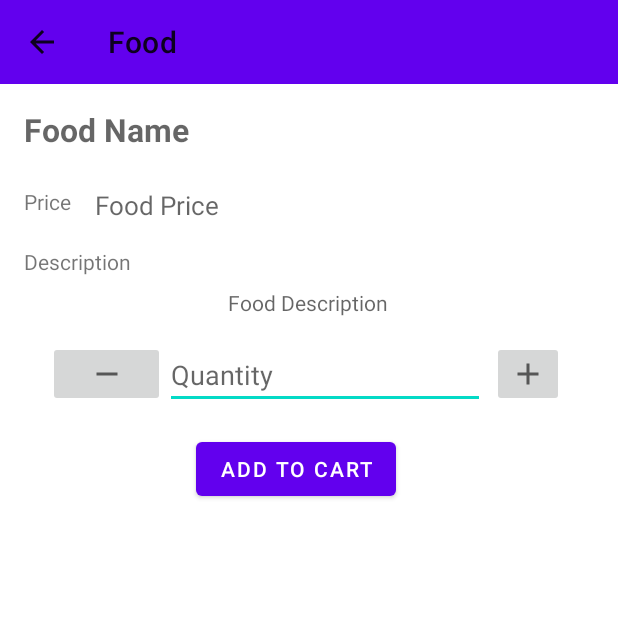
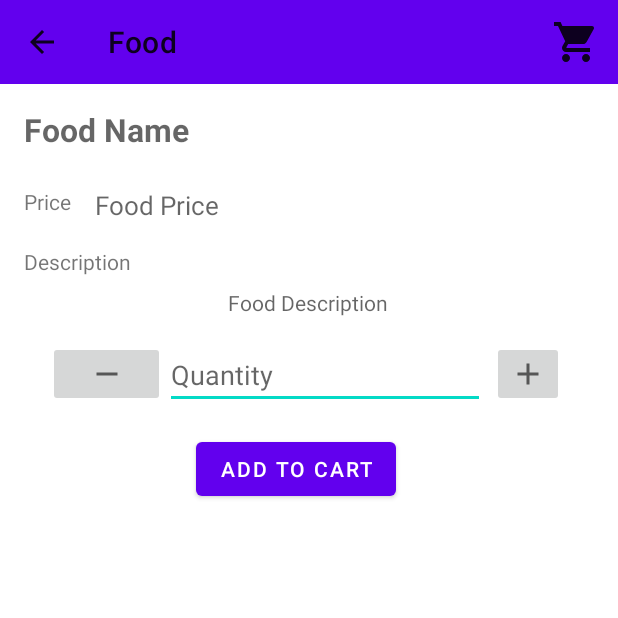
Before and after one commit to dakyboy/HungerWarrior, an Android app: the FoodActivity screen opened directly, with no data from a screen before it, on a phone screen of 412 x 824 dp, the top half of it. Run offline under Robolectric (Android 15) with nearby library versions, the phone set to English and light mode, and no system bars; our stand-ins replace Room's generated code; network calls fail.

Commit message:
added cart menu item in main and food activity

```diff
--- a/app/src/main/java/com/dakiiii/hungerwarrior/FoodActivity.java
+++ b/app/src/main/java/com/dakiiii/hungerwarrior/FoodActivity.java
@@ -2,11 +2,14 @@ package com.dakiiii.hungerwarrior;
 
 import android.content.Intent;
 import android.os.Bundle;
+import android.view.Menu;
+import android.view.MenuItem;
 import android.view.View;
 import android.widget.EditText;
 import android.widget.TextView;
 import android.widget.Toast;
 
+import androidx.annotation.NonNull;
 import androidx.appcompat.app.ActionBar;
 import androidx.appcompat.app.AppCompatActivity;
 import androidx.appcompat.widget.Toolbar;
@@ -95,4 +98,21 @@ public class FoodActivity extends AppCompatActivity {
             eWarriorRoomDb.eCartDao().insert(cart);
         });
     }
+
+    //    create menu
+    @Override
+    public boolean onCreateOptionsMenu(Menu menu) {
+        getMenuInflater().inflate(R.menu.activity_food_menu, menu);
+
+        return true;
+    }
+
+    @Override
+    public boolean onOptionsItemSelected(@NonNull MenuItem item) {
+        if (item.getItemId() == R.id.menu_item_food_cart) {
+            Intent intent = new Intent(this, CartActivity.class);
+            startActivity(intent);
+        }
+        return super.onOptionsItemSelected(item);
+    }
 }
--- a/app/src/main/java/com/dakiiii/hungerwarrior/adapter/CartAdapter.java
+++ b/app/src/main/java/com/dakiiii/hungerwarrior/adapter/CartAdapter.java
@@ -3,7 +3,6 @@ package com.dakiiii.hungerwarrior.adapter;
 import android.view.LayoutInflater;
 import android.view.View;
 import android.view.ViewGroup;
-import android.widget.ImageButton;
 import android.widget.TextView;
 
 import androidx.annotation.NonNull;
@@ -86,8 +85,6 @@ public class CartAdapter extends RecyclerView.Adapter<CartAdapter.CartViewHolder
         TextView eCartFoodName;
         TextView eCartFoodCost;
         TextView eCartTotalTextView;
-        ImageButton eCartDeleteButton;
-        ImageButton eCartEditButton;
 
 
         public CartViewHolder(@NonNull View itemView) {
@@ -95,7 +92,6 @@ public class CartAdapter extends RecyclerView.Adapter<CartAdapter.CartViewHolder
 
             eCartFoodName = itemView.findViewById(R.id.textView_Cart_FoodName);
             eCartFoodCost = itemView.findViewById(R.id.textView_Cart_FoodCost);
-            eCartDeleteButton = itemView.findViewById(R.id.imageButton_Cart_delete);
             eCartTotalTextView = itemView.findViewById(R.id.textViewTotalAmount);
 
 
--- /dev/null
+++ b/app/src/main/res/menu/activity_food_menu.xml
@@ -0,0 +1,10 @@
+<?xml version="1.0" encoding="utf-8"?>
+<menu xmlns:android="http://schemas.android.com/apk/res/android"
+    xmlns:app="http://schemas.android.com/apk/res-auto">
+
+    <item
+        android:id="@+id/menu_item_food_cart"
+        android:icon="@drawable/ic_baseline_shopping_cart_24"
+        android:title="@string/cart"
+        app:showAsAction="ifRoom|withText" />
+</menu>
--- a/app/src/main/res/menu/cart_menu.xml
+++ b/app/src/main/res/menu/cart_menu.xml
@@ -3,7 +3,7 @@
     xmlns:app="http://schemas.android.com/apk/res-auto">
 
     <item
-        android:id="@+id/clearCart"
-        android:title="clear cart"
+        android:id="@+id/menu_item_clearCart"
+        android:title="@string/clear_cart"
         app:showAsAction="never" />
 </menu>
--- a/app/src/main/res/values/strings.xml
+++ b/app/src/main/res/values/strings.xml
@@ -15,4 +15,6 @@
     <string name="quantity">Quantity</string>
     <string name="total">Total</string>
     <string name="place_order">Place Order</string>
+    <string name="cart">Cart</string>
+    <string name="clear_cart">clear cart</string>
 </resources>
```
Also changed, not shown: app/src/main/java/com/dakiiii/hungerwarrior/CartActivity.java (+7 -9 lines), app/src/main/java/com/dakiiii/hungerwarrior/MainActivity.java (+21 -10 lines), app/src/main/res/layout/activity_main.xml (+0 -13 lines), app/src/main/res/layout/all_foods_row_item.xml (+0 -19 lines), app/src/main/res/layout/cart_items_layout.xml (+3 -19 lines), app/src/main/res/menu/activity_main_menu.xml (added, +12 -0 lines).
